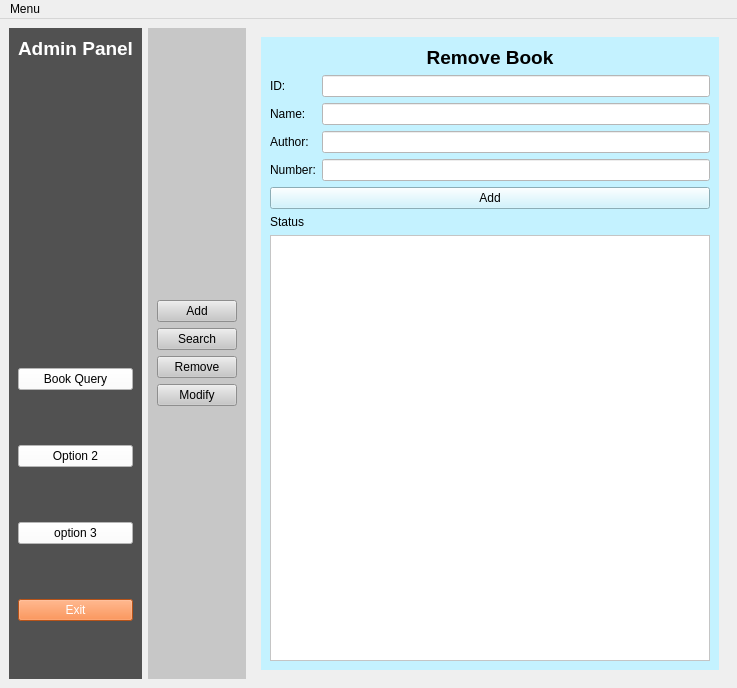
The window that ui/admin.ui (mursalatul/library-management-system) describes before a commit, drawn with Qt 5.
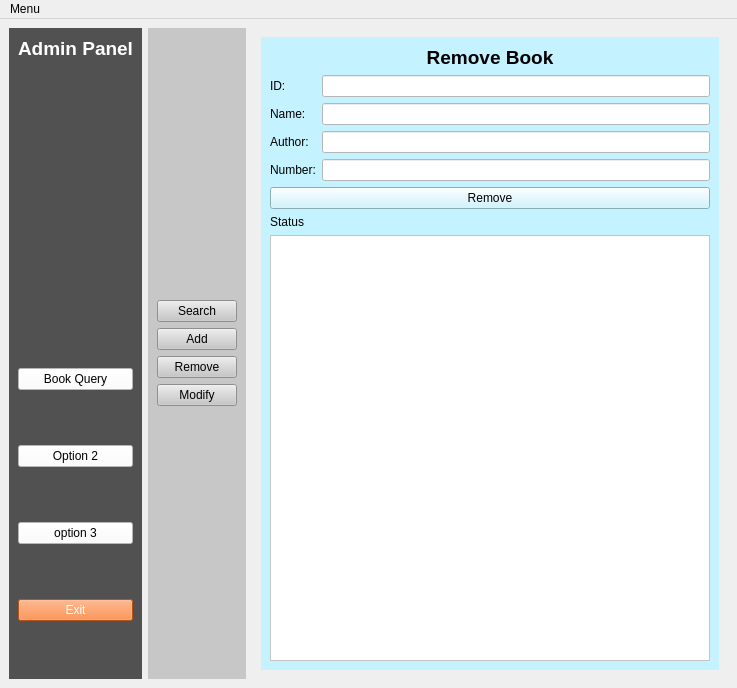
The same window after the commit. The open tabs and pages were chosen to show the change. Icons and pictures are not drawn.

Commit message: linked removed and modify button with it's page

```diff
--- a/ui/admin.ui
+++ b/ui/admin.ui
@@ -23,17 +23,6 @@
       <layout class="QGridLayout" name="gridLayout_5">
        <item row="0" column="0">
         <layout class="QVBoxLayout" name="verticalLayout_6">
-         <item>
-          <widget class="QPushButton" name="pushButton_add_book">
-           <property name="text">
-            <string>Add</string>
-           </property>
-           <property name="icon">
-            <iconset resource="../data/icons/icons_resource.qrc">
-             <normaloff>:/icons/plus.png</normaloff>:/icons/plus.png</iconset>
-           </property>
-          </widget>
-         </item>
          <item>
           <widget class="QPushButton" name="pushButton_search_book">
            <property name="font">
@@ -53,6 +42,17 @@
            </property>
           </widget>
          </item>
+         <item>
+          <widget class="QPushButton" name="pushButton_add_book">
+           <property name="text">
+            <string>Add</string>
+           </property>
+           <property name="icon">
+            <iconset resource="../data/icons/icons_resource.qrc">
+             <normaloff>:/icons/plus.png</normaloff>:/icons/plus.png</iconset>
+           </property>
+          </widget>
+         </item>
          <item>
           <widget class="QPushButton" name="pushButton_remove_book">
            <property name="text">
@@ -605,7 +605,7 @@
            <item row="2" column="0">
             <widget class="QPushButton" name="pushButton_add_book_add_2">
              <property name="text">
-              <string>Add</string>
+              <string>Remove</string>
              </property>
             </widget>
            </item>
```
Left out of the diff: 4 changed lines with no effect on the pictures. The commit also changes 2 other files.
